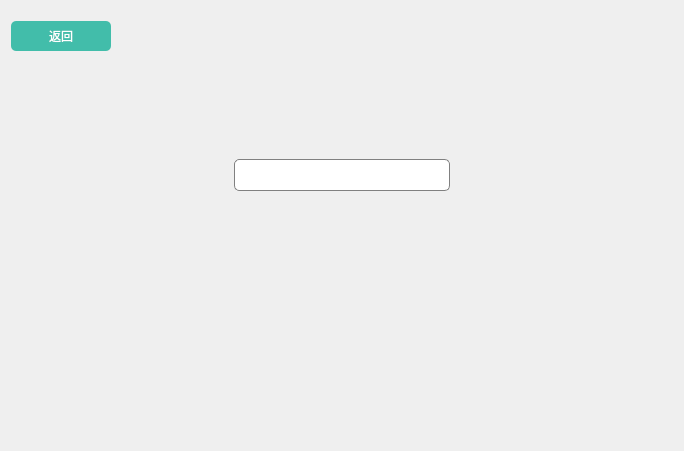
First picture: the form in Demo/dekeyboradwidget.ui, repository 13438120136/XDemo, before the edit.
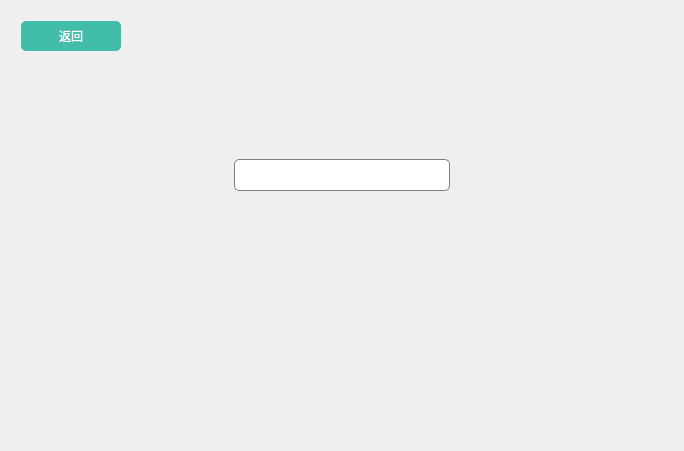
Second picture: the form after the edit. Custom widgets are drawn as their Qt base class.

The edit to the form file:
```diff
--- a/Demo/dekeyboradwidget.ui
+++ b/Demo/dekeyboradwidget.ui
@@ -64,6 +64,9 @@
      <layout class="QGridLayout" name="gridLayout_2">
       <item row="0" column="0" colspan="3">
        <layout class="QGridLayout" name="gridLayout">
+        <property name="leftMargin">
+         <number>10</number>
+        </property>
         <item row="0" column="0">
          <widget class="QPushButton" name="backBtn">
           <property name="text">
```
